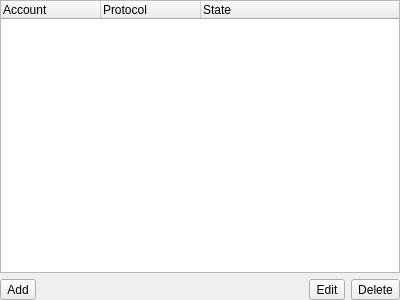
Old version of the form src/widgets/settingpages/AccountsSettings.ui in the repository KittyIM/Client.
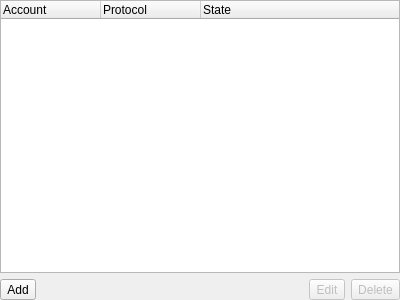
New version of the form. Custom widgets are drawn as their Qt base class.

Commit message: Added AccountManager. Adding new accounts [almost] works.

```diff
--- a/src/widgets/settingpages/AccountsSettings.ui
+++ b/src/widgets/settingpages/AccountsSettings.ui
@@ -72,6 +72,9 @@
      </item>
      <item>
       <widget class="QToolButton" name="editButton">
+       <property name="enabled">
+        <bool>false</bool>
+       </property>
        <property name="text">
         <string>Edit</string>
        </property>
@@ -79,6 +82,9 @@
      </item>
      <item>
       <widget class="QToolButton" name="deleteButton">
+       <property name="enabled">
+        <bool>false</bool>
+       </property>
        <property name="text">
         <string>Delete</string>
        </property>
```
The commit also changes 14 other files.
